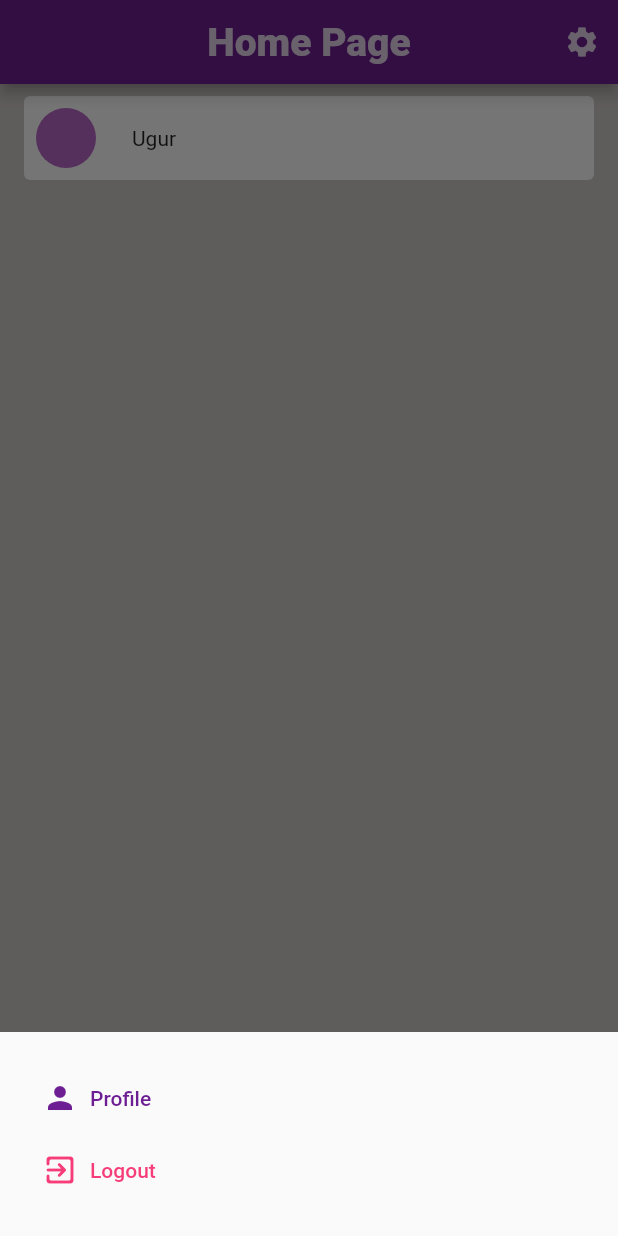
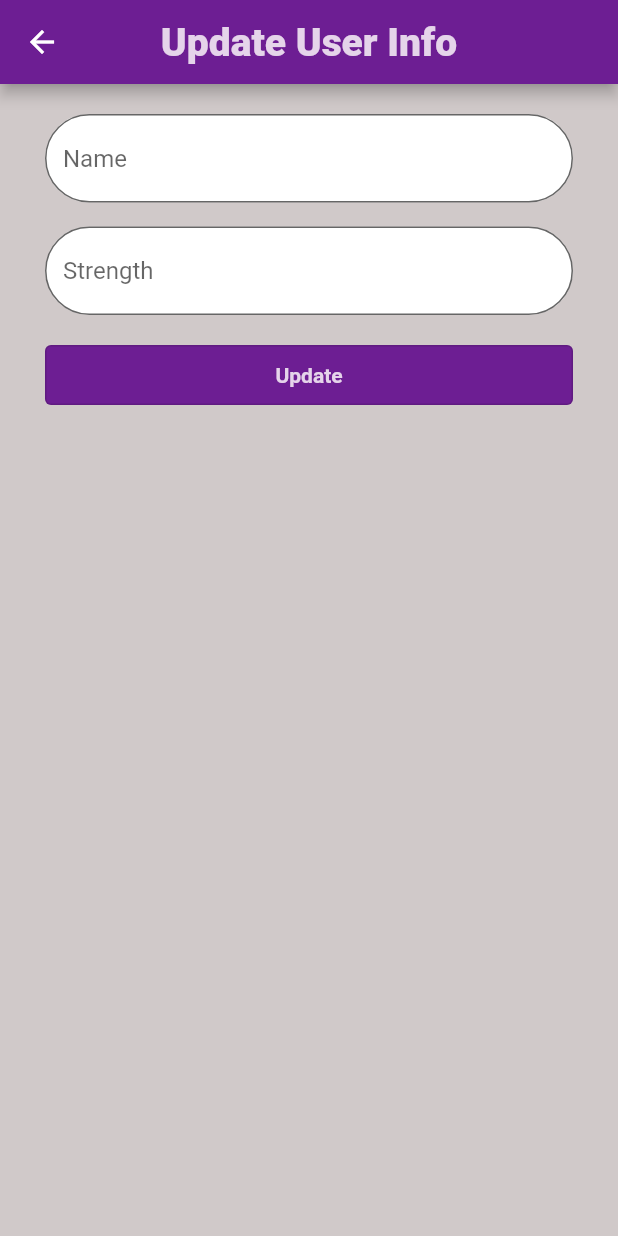
Before and after one commit to eratalarugur/flutterDemo, a Flutter app: the screen it shows once a user with an empty profile is signed in, after a tap on the "settings" icon, on a phone screen of 412 x 824 dp. Run offline on Flutter 3.47's test engine with Material 2 defaults, Android fonts, the phone set to English and light mode, and no system bars; our stand-ins replace cloud_firestore, email_validator, firebase_analytics, firebase_auth, firebase_core, firebase_crashlytics and 1 more; accounts and stored records are empty.

Commit message:
add update vc

```diff
--- a/lib/main.dart
+++ b/lib/main.dart
@@ -1,6 +1,4 @@
 import 'package:ali_ugur_eratalar_proj/routes/authStatus.dart';
-import 'package:ali_ugur_eratalar_proj/routes/home.dart';
-import 'package:ali_ugur_eratalar_proj/routes/sign_in.dart';
 import 'package:ali_ugur_eratalar_proj/services/auth.dart';
 import 'package:firebase_analytics/observer.dart';
 import 'package:firebase_auth/firebase_auth.dart';
@@ -12,7 +10,7 @@ import 'package:provider/provider.dart';
 void main() {
   WidgetsFlutterBinding.ensureInitialized();
   runApp(MaterialApp(
-    title: "ugureratalar",
+    // title: "ugureratalar",
     home: Wrapper(),
   ));
 }
--- /dev/null
+++ b/lib/models/appMessage.dart
@@ -0,0 +1,13 @@
+class AppMessage {
+  final String content;
+  final String idFrom;
+  final String idTo;
+  final String timestamp;
+
+  AppMessage({
+    required this.content,
+    required this.idFrom,
+    required this.idTo,
+    required this.timestamp,
+  });
+}
--- a/lib/routes/home.dart
+++ b/lib/routes/home.dart
@@ -1,6 +1,6 @@
-import 'package:ali_ugur_eratalar_proj/main.dart';
 import 'package:ali_ugur_eratalar_proj/models/appUsers.dart';
 import 'package:ali_ugur_eratalar_proj/routes/post_list.dart';
+import 'package:ali_ugur_eratalar_proj/routes/update.dart';
 import 'package:ali_ugur_eratalar_proj/services/auth.dart';
 import 'package:ali_ugur_eratalar_proj/services/database.dart';
 import 'package:ali_ugur_eratalar_proj/utils/crashlytics.dart';
@@ -12,7 +12,6 @@ import 'package:ali_ugur_eratalar_proj/utils/color.dart';
 import 'package:ali_ugur_eratalar_proj/utils/style.dart';
 import 'package:ali_ugur_eratalar_proj/utils/analytics.dart';
 import 'package:provider/provider.dart';
-import 'dart:math';
 
 class HomePage extends StatefulWidget {
   const HomePage({Key? key, required this.analytics, required this.analyticsObserver}) : super(key: key);
@@ -28,7 +27,6 @@ class _HomePageState extends State<HomePage> {
 
   var crashlytics = Crashlytics();
   var _auth = AuthService();
-  var _pageViewController = PageController(initialPage: 1);
 
   Future<bool> _willPop() async {
     return false;
@@ -36,7 +34,6 @@ class _HomePageState extends State<HomePage> {
 
   @override
   void initState() {
-    // TODO: implement initState
     super.initState();
     setCurrentScreen(widget.analytics, 'Home Page', 'HomePageState');
   }
@@ -46,43 +43,13 @@ class _HomePageState extends State<HomePage> {
 
     final user = Provider.of<User?>(context);
     final db = DBService(uid: user!.uid);
-    int strength = Random().nextInt(7) * 100 + 100;
-    AppUser appUser = AppUser(name: 'Ugur', strength: strength);
-    db.createAppUserData(appUser);
+    // int strength = Random().nextInt(7) * 100 + 100;
+    // AppUser appUser = AppUser(name: 'NewUser $strength', strength: strength);
+    // db.createAppUserData(appUser);
 
-    void _showSettingsPanel() {
-      showModalBottomSheet(context: context, builder: (context) {
-        return Container(
-          padding: EdgeInsets.symmetric(vertical: 20, horizontal: 20),
-          child: Column (
-            crossAxisAlignment: CrossAxisAlignment.start,
-            mainAxisAlignment: MainAxisAlignment.start,
-            mainAxisSize: MainAxisSize.min,
-            children: [
-              TextButton.icon(
-                  onPressed: () {
-                    print('**> hello****');
-                    Navigator.pop(context);
-                  },
-                  label: Text('Profile', style: TextStyle(color: AppColors.primary),),
-                  icon: Icon(Icons.person,
-                  color: AppColors.primary,
-                  ),
-              ),
-              TextButton.icon(
-                onPressed: () {
-                  _auth.signOut();
-                  Navigator.pop(context);
-                },
-                label: Text('Logout', style: TextStyle(color: AppColors.warningColor),),
-                icon: Icon(Icons.exit_to_app_rounded,
-                  color: AppColors.warningColor,
-                ),
-              ),
-            ],
-          ),
-        );
-      });
+    void _showProfileSettings() {
+      Navigator.push(context, MaterialPageRoute(builder: (context) => UpdatePage()));
+
     }
 
     return  StreamProvider<List<AppUser>>.value(
@@ -94,20 +61,12 @@ class _HomePageState extends State<HomePage> {
           backgroundColor: AppColors.backgroundColor,
           appBar: AppBar(
             title: Text(
-              'Home Page',
+              'Users List',
               style: appBarTextStyle,
             ),
            actions: [
-             // IconButton(
-             //     onPressed: () {
-             //        _auth.signOut();
-             //     },
-             //     icon: Icon(Icons.exit_to_app_rounded,
-             //     color: AppColors.appBarTitleColor,
-             //     ),
-             // ),
              IconButton(
-               onPressed: () => _showSettingsPanel(),
+               onPressed: () => _showProfileSettings(),
                icon: Icon(Icons.settings,
                  color: AppColors.appBarTitleColor,
                ),
@@ -116,73 +75,9 @@ class _HomePageState extends State<HomePage> {
             centerTitle: true,
             backgroundColor: AppColors.primary,
           ),
-          body: PageView (
-              controller: _pageViewController,
-              children: [
-                UserListView(),
-                _containerList(),
-                Wrap(children: [ _loader()],),
-                Column(
-                    crossAxisAlignment: CrossAxisAlignment.start,
-                    children: [
-                      _buildChip('Mesajimi aldin mi? Sesim geldi mi?', true),
-                    ],
-                ),
-              ]
-          )
+          body: UserListView(),
         ),
       ),
     );
   }
-
-  Widget _containerList() {
-    return Wrap(
-      children: [
-        MyColorContainer(),
-        MyColorContainer(),
-        MyColorContainer(),
-        MyColorContainer(),
-      ],
-    );
-  }
-
-  Widget MyColorContainer() {
-    int strength = Random().nextInt(7) * 100 + 100;
-    return Container (
-      color: Colors.pink[strength],
-      height: 64,
-      width: 64,
-    );
-  }
-
-  Widget _loader() {
-    return AnimatedContainer(duration: Duration(seconds: 10,),
-      color: Colors.transparent,
-      curve: Curves.easeInOut,
-      height: 5,
-      width: 200,
-      child: Container(
-        color: Colors.orange,
-      ),
-    );
-  }
-
-  Widget _buildChip(String label, bool isUsers) {
-    return Padding(
-      padding: const EdgeInsets.all(8.0),
-      child: Chip (
-        labelPadding: EdgeInsets.all(4),
-        label: Text(
-          label,
-          style: TextStyle(
-            color: Colors.white
-          ),
-        ),
-        backgroundColor: isUsers ? AppColors.primary:AppColors.primaryTextColor,
-        elevation: 4,
-        shadowColor: Colors.grey[60],
-        padding: EdgeInsets.all(8),
-      ),
-    );
-  }
 }
--- a/lib/routes/post_list.dart
+++ b/lib/routes/post_list.dart
@@ -1,5 +1,4 @@
 import 'package:ali_ugur_eratalar_proj/routes/user_tile.dart';
-import 'package:ali_ugur_eratalar_proj/widget/message_box_widget.dart';
 import 'package:flutter/material.dart';
 import 'package:provider/provider.dart';
 import 'package:ali_ugur_eratalar_proj/models/appUsers.dart';
@@ -26,10 +25,8 @@ class _UserListViewState extends State<UserListView> {
             itemCount: userList.length,
             itemBuilder: (BuildContext context, int index) {
               return UserTile(user: userList[index]);
-            },
-          ),
+            }),
         ),
-        NewMessageWidget(),
       ],
     );
   }
--- /dev/null
+++ b/lib/routes/update.dart
@@ -0,0 +1,140 @@
+import 'package:ali_ugur_eratalar_proj/models/appUsers.dart';
+import 'package:ali_ugur_eratalar_proj/services/database.dart';
+import 'package:ali_ugur_eratalar_proj/utils/color.dart';
+import 'package:ali_ugur_eratalar_proj/utils/style.dart';
+import 'package:firebase_auth/firebase_auth.dart';
+import 'package:flutter/material.dart';
+import 'package:provider/provider.dart';
+import 'package:ali_ugur_eratalar_proj/services/auth.dart';
+
+class UpdatePage extends StatefulWidget {
+  const UpdatePage({Key? key}) : super(key: key);
+
+  @override
+  _UpdatePageState createState() => _UpdatePageState();
+}
+
+class _UpdatePageState extends State<UpdatePage> {
+  final _formKey = GlobalKey<FormState>();
+  var _auth = AuthService();
+  String name = '';
+  int strength = 0;
+
+  @override
+  Widget build(BuildContext context) {
+    final user = Provider.of<User?>(context);
+    final db = DBService(uid: user!.uid);
+
+    return Scaffold(
+      backgroundColor: AppColors.backgroundColor,
+      appBar: AppBar(
+        backgroundColor: AppColors.primary,
+        centerTitle: true,
+        title: Text(
+          'Update User Info',
+          style: appBarTextStyle,
+        ),
+      ),
+      body: Container(
+      padding: EdgeInsets.symmetric(vertical: 20.0, horizontal: 30.0),
+      child: Column(
+        mainAxisAlignment: MainAxisAlignment.start,
+        children: [
+          Form(
+            key: _formKey,
+            child: Column(
+              children: [
+                Row(
+                  children: [
+                    Expanded(
+                      flex: 1,
+                      child: TextFormField(
+                        decoration: InputDecoration(
+                          fillColor: Colors.white,
+                          filled: true,
+                          hintText: 'Name',
+                          labelStyle: regularTextStyle,
+                          border: OutlineInputBorder(
+                            borderSide: BorderSide(color: Colors.black),
+                            borderRadius:
+                                BorderRadius.all(Radius.circular(30.0)),
+                          ),
+                        ),
+                        keyboardType: TextInputType.text,
+                        onSaved: (String? value) {
+                          name = value ?? '';
+                        },
+                      ),
+                    ),
+                  ],
+                ),
+                SizedBox(
+                  height: 16.0,
+                ),
+                Row(
+                  children: [
+                    Expanded(
+                      flex: 1,
+                      child: TextFormField(
+                        decoration: InputDecoration(
+                          fillColor: Colors.white,
+                          filled: true,
+                          hintText: 'Strength',
+                          labelStyle: regularTextStyle,
+                          border: OutlineInputBorder(
+                            borderSide: BorderSide(color: Colors.black),
+                            borderRadius:
+                                BorderRadius.all(Radius.circular(30.0)),
+                          ),
+                        ),
+                        keyboardType: TextInputType.number,
+                        onSaved: (String? value) {
+                          strength = value != null ? int.parse(value) : 0;
+                        },
+                      ),
+                    ),
+                  ],
+                ),
+                SizedBox(
+                  height: 16,
+                ),
+                Row(
+                  crossAxisAlignment: CrossAxisAlignment.start,
+                  children: <Widget>[
+                    Expanded(
+                      flex: 1,
+                      child: OutlinedButton(
+                        onPressed: ()  {
+                          print('** USER INFO **');
+                          user.updateDisplayName('displayName');
+                          if (_formKey.currentState!.validate()) {
+                            _formKey.currentState!.save();
+                            AppUser appUser =
+                                AppUser(name: name, strength: strength);
+                            db.updateAppUserData(appUser);
+                            Navigator.pop(context);
+                          }
+                        },
+                        child: Padding(
+                          padding: const EdgeInsets.symmetric(vertical: 12.0),
+                          child: Text(
+                            'Update',
+                            style: primaryButtonTextStyle,
+                          ),
+                        ),
+                        style: OutlinedButton.styleFrom(
+                          backgroundColor: AppColors.primary,
+                        ),
+                      ),
+                    ),
+                  ],
+                ),
+              ],
+            ),
+          ),
+        ],
+      ),
+      ),
+    );
+  }
+}
--- a/lib/routes/user_tile.dart
+++ b/lib/routes/user_tile.dart
@@ -1,4 +1,3 @@
-import 'package:ali_ugur_eratalar_proj/utils/color.dart';
 import 'package:flutter/material.dart';
 import 'package:ali_ugur_eratalar_proj/models/appUsers.dart';
 
@@ -22,7 +21,14 @@ class UserTile extends StatelessWidget {
               ),
             ),
             SizedBox(width: 16,),
-            Text((user.name)),
+            Expanded(child: Text((user.name))),
+            IconButton(
+                onPressed: () {
+                  print('send me message baby!');
+                    // Navigator.push(context, MaterialPageRoute(builder: (context) => MessagePage()));
+                },
+                icon: Icon(Icons.send_rounded, color: Colors.purple[user.strength],),
+            ),
           ],
         ),
     );
--- a/lib/services/database.dart
+++ b/lib/services/database.dart
@@ -1,3 +1,4 @@
+import 'package:ali_ugur_eratalar_proj/models/appMessage.dart';
 import 'package:ali_ugur_eratalar_proj/models/appUsers.dart';
 import 'package:cloud_firestore/cloud_firestore.dart';
 import 'package:firebase_auth/firebase_auth.dart';
@@ -5,9 +6,12 @@ import 'package:flutter/material.dart';
 
 class DBService {
   final String uid;
+  String? converstaionId;
   final CollectionReference userCollection = FirebaseFirestore.instance.collection('users');
+  final CollectionReference messageCollection = FirebaseFirestore.instance.collection('messages');
+  DBService({ required this.uid, this.converstaionId });
 
-  DBService({ required this.uid });
+   ///********* Users Collection *********
 
   Future<void> createUserData(String name, int colorStrength) async {
     return  userCollection.doc(uid).set({
@@ -23,12 +27,48 @@ class DBService {
     });
   }
 
+  Future<void> updateAppUserData(AppUser user) async {
+    return userCollection.doc(uid).update({
+      'name': user.name,
+      'strength': user.strength,
+    });
+  }
+
   List<AppUser> _userListFromDB(QuerySnapshot snapshot) {
-    return snapshot.docs.map((doc) => AppUser(name: doc.get('name'), strength: doc.get('strength'))).toList();
+     return snapshot.docs.map((doc) => AppUser(name: doc.get('name'), strength: doc.get('strength'))).toList();
   }
 
   Stream<List<AppUser>> get userList {
     return userCollection.snapshots().map(_userListFromDB);
   }
 
+  ///********* Messages Collection *********
+
+  Future<void> getAllMessagesFromConversation() async {
+    messageCollection.doc('sdf').collection("sdf").snapshots();
+  }
+
+  Stream<List<AppMessage>> get messageList {
+    return messageCollection.snapshots().map(_messageListFromDB);
+  }
+
+  List<AppMessage> _messageListFromDB(QuerySnapshot snapshot) {
+    return snapshot.docs
+        .map((doc) => AppMessage(
+              content: doc.get('content'),
+              idFrom: doc.get('idFrom'),
+              idTo: doc.get('idTo'),
+              timestamp: doc.get('timestamp'),
+            ))
+        .toList();
+  }
+
+  Future<void> sendMessage(AppMessage message) async {
+    return messageCollection.doc(uid).set({
+      'content': message.content,
+      'idFrom': message.idFrom,
+      'idTo': message.idTo,
+      'timestamp': message.timestamp,
+    });
+  }
 }
```
Also changed, not shown: lib/routes/message.dart (added, +45 -0 lines), lib/routes/message_list.dart (added, +35 -0 lines), lib/routes/message_tile.dart (added, +36 -0 lines).
